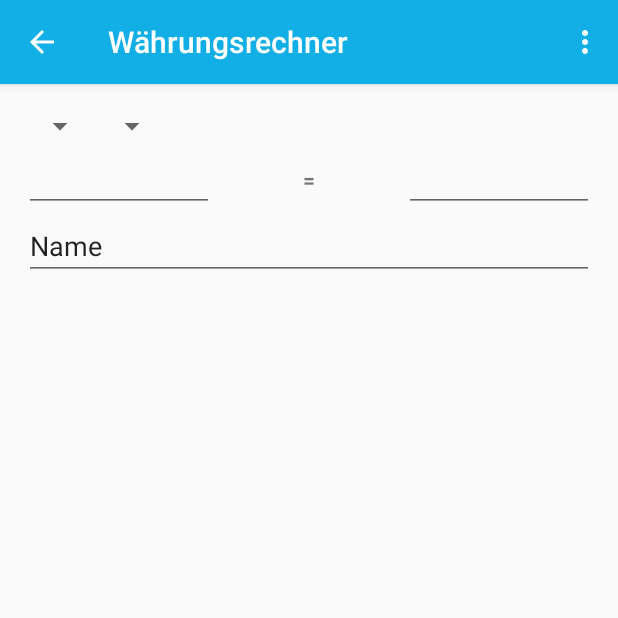
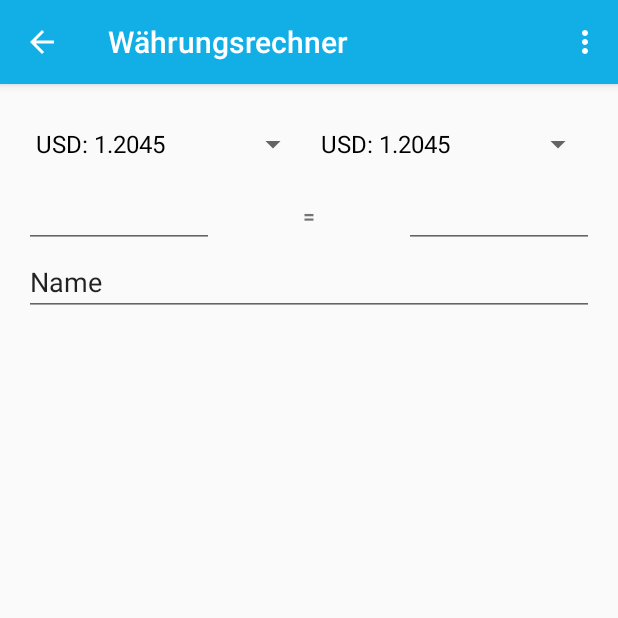
Before and after one commit to GladiatorPK/FamilyApp_V1, an Android app: the Waehrungsrechner_Activity screen opened directly, with no data from a screen before it, on a phone screen of 412 x 824 dp, the top half of it. Run offline under Robolectric (Android 15) with nearby library versions, the phone set to English and light mode, and no system bars.

Commit message:
Dafault Werte für Start der Activity gesetzt. Werte nach dem aktualisieren in den Spinner geladen. To Do: Währungen auswählen und den Code für dazu schreiben.

```diff
--- a/app/src/main/java/de/mapado/familiyapp_v1/Waehrungsrechner_Activity.java
+++ b/app/src/main/java/de/mapado/familiyapp_v1/Waehrungsrechner_Activity.java
@@ -6,6 +6,9 @@ import android.support.v7.app.AppCompatActivity;
 import android.util.Log;
 import android.view.Menu;
 import android.view.MenuItem;
+import android.widget.ArrayAdapter;
+import android.widget.ListView;
+import android.widget.Spinner;
 import android.widget.TextView;
 import android.widget.Toast;
 
@@ -26,7 +29,10 @@ import java.io.InputStreamReader;
 import java.io.StringReader;
 import java.net.HttpURLConnection;
 import java.net.URL;
+import java.util.ArrayList;
+import java.util.Arrays;
 import java.util.Currency;
+import java.util.List;
 
 import javax.xml.parsers.DocumentBuilder;
 import javax.xml.parsers.DocumentBuilderFactory;
@@ -37,25 +43,66 @@ import javax.xml.parsers.ParserConfigurationException;
  */
 
 public class Waehrungsrechner_Activity extends AppCompatActivity {
-String [] WaehrungenAktualisiert;
+    String [] WaehrungenAktualisiert;
+    ArrayAdapter<String> waehrungsadapter;
+
+
     @Override
     public void onCreate(Bundle savedInstanceState) {
         super.onCreate(savedInstanceState);
         setContentView(R.layout.activity_waehrungsrechner);
 
-        // Erzeugen einer Instanz von HoleDatenTask
-        HoleDatenTask holeDatenTask = new HoleDatenTask();
+        String [] WaehrungenAktualisiert = {
+                "USD: 1.2045",
+                "JPY: 136.45",
+                "BGN: 1.9558",
+                "CZK: 25.594",
+                "DKK: 7.4459",
+                "GBP: 0.88883",
+                "HUF: 308.77",
+                "PLN: 4.1554",
+                "RON: 4.6351",
+                "SEK: 9.8318",
+                "CHF: 1.1757",
+                "NOK: 9.7418",
+                "HRK: 7.4350",
+                "RUB: 68.7724",
+                "TRY: 4.5127",
+                "AUD: 1.5361",
+                "BRL: 3.9057",
+                "CAD: 1.5068",
+                "CNY: 7.8151",
+                "HKD: 9.4188",
+                "IDR: 16164.39",
+                "ILS: 4.1402",
+                "INR: 76.3290",
+                "KRW: 1281.20",
+                "MXN: 23.3267",
+                "MYR: 4.8180",
+                "NZD: 1.6837",
+                "PHP: 60.065",
+                "SGD: 1.5993",
+                "THB: 38.773",
+                "ZAR: 14.8886"
+        };
+
+      // Erzeugen einer Instanz von HoleDatenTask
+       HoleDatenTask holeDatenTask = new HoleDatenTask();
         holeDatenTask.execute();
 
-        final TextView helloTextView = (TextView) findViewById(R.id.editText_Waehrungsrechener);
-  //      helloTextView.setText("Hallo");
+    Spinner spinner1 = (Spinner) findViewById(R.id.spinner_waehrungsrechner1);
+    Spinner spinner2 = (Spinner) findViewById(R.id.spinner_waehrungsrechner2);
+    ArrayAdapter<String> waehrungsadapter = new ArrayAdapter<String>(this, android.R.layout.simple_spinner_dropdown_item, WaehrungenAktualisiert);
+    spinner1.setAdapter(waehrungsadapter);
+    spinner2.setAdapter(waehrungsadapter);
+
 
     }
 
     @Override
     public boolean onCreateOptionsMenu(Menu menu) {
         // Inflate the menu; this adds items to the action bar if it is present.
-        getMenuInflater().inflate(R.menu.menu_homescreen, menu);
+        getMenuInflater().inflate(R.menu.menu_waehrungsrechner, menu);
         return true;
     }
 
@@ -66,8 +113,21 @@ String [] WaehrungenAktualisiert;
         // as you specify a parent activity in AndroidManifest.xml.
         int id = item.getItemId();
 
-        if (id == R.id.action_settings) {
-            Toast.makeText(this, "Einstellungen wurde geklickt.",
+        if (id == R.id.action_daten_aktualisieren) {
+
+            HoleDatenTask holeDatenTask = new HoleDatenTask();
+            holeDatenTask.execute();
+
+
+            Spinner spinner1 = (Spinner) findViewById(R.id.spinner_waehrungsrechner1);
+            Spinner spinner2 = (Spinner) findViewById(R.id.spinner_waehrungsrechner2);
+            ArrayAdapter<String> waehrungsadapter = new ArrayAdapter<String>(this, android.R.layout.simple_spinner_dropdown_item, WaehrungenAktualisiert);
+            spinner1.setAdapter(waehrungsadapter);
+            spinner2.setAdapter(waehrungsadapter);
+
+
+
+            Toast.makeText(this, "Aktualisieren wurde geklickt.",
                     Toast.LENGTH_SHORT).show();
         }
         return true;
@@ -159,7 +219,7 @@ String [] WaehrungenAktualisiert;
                 WaehrungenAktualisiert = strings;
             }
            // Hintergrundberechnungen sind jetzt beendet, darüber informieren wir den Benutzer
-            Toast.makeText(getApplicationContext(), "Aktiendaten vollständig geladen!",
+            Toast.makeText(getApplicationContext(), "Währungsdaten vollständig geladen!",
                     Toast.LENGTH_SHORT).show();
  //           mSwipeRefreshLayout.setRefreshing(false);
       }
--- a/app/src/main/res/layout/activity_waehrungsrechner.xml
+++ b/app/src/main/res/layout/activity_waehrungsrechner.xml
@@ -19,14 +19,16 @@
         android:focusableInTouchMode="true">
 
         <Spinner
-            android:id="@+id/spinner_Währungsrechner1"
-            android:layout_width="wrap_content"
-            android:layout_height="wrap_content" />
+            android:id="@+id/spinner_waehrungsrechner1"
+            android:layout_width="match_parent"
+            android:layout_height="wrap_content"
+            android:layout_weight="1"/>
 
         <Spinner
-            android:id="@+id/spinner_Währungsrechner2"
-            android:layout_width="wrap_content"
-            android:layout_height="wrap_content" />
+            android:id="@+id/spinner_waehrungsrechner2"
+            android:layout_width="match_parent"
+            android:layout_height="wrap_content"
+            android:layout_weight="1"/>
     </LinearLayout>
 
     <LinearLayout
--- /dev/null
+++ b/app/src/main/res/menu/menu_waehrungsrechner.xml
@@ -0,0 +1,16 @@
+<?xml version="1.0" encoding="utf-8"?>
+<menu
+    xmlns:android="http://schemas.android.com/apk/res/android"
+    xmlns:app="http://schemas.android.com/apk/res-auto">
+
+    <item
+        android:id="@+id/action_daten_aktualisieren"
+        android:title="@string/aktualisiere_daten_settings"
+        app:showAsAction="never" />
+    <item
+        android:id="@+id/action_settings"
+        android:title="@string/action_settings"
+        android:orderInCategory="100"
+        app:showAsAction="never" />
+
+</menu>
--- a/app/src/main/res/values/strings.xml
+++ b/app/src/main/res/values/strings.xml
@@ -1,6 +1,7 @@
 <resources>
     <string name="app_name">Familien App</string>
     <string name="action_settings">Einstellungen</string>
+    <string name="aktualisiere_daten_settings">Aktualisieren</string>
     <string name="button_shuffle">Shuffle</string>
     <string name="title_activity_shuffle">Würfel</string>
     <string name="title_activity_Waerungsrechner">Währungsrechner</string>
```
